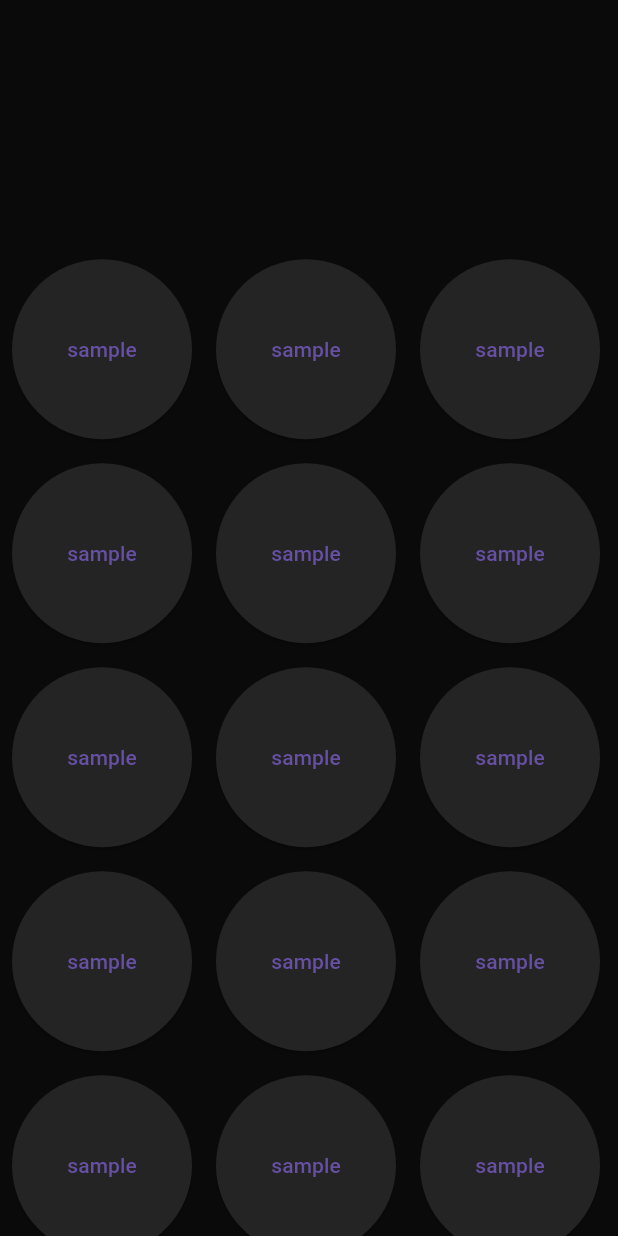
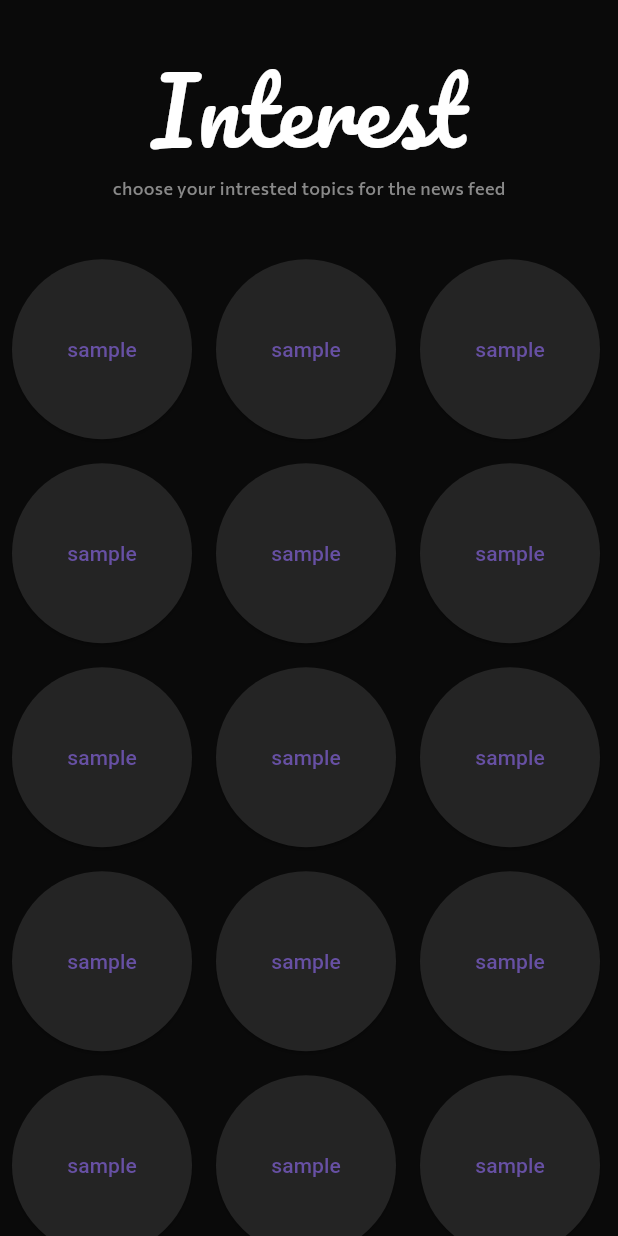
Before and after one commit to pugazhmukilan/Newsapp-flutter, a Flutter app: the Interest screen opened directly, on a phone screen of 412 x 824 dp. Run offline on Flutter 3.47's test engine with Material 3 defaults, Android fonts, the light colour scheme and no system bars; our stand-ins replace animated_text_kit, cloud_firestore, firebase_auth, firebase_core, shared_preferences; accounts and stored records are empty.

Commit message:
interest page

```diff
--- a/lib/interest.dart
+++ b/lib/interest.dart
@@ -19,6 +19,16 @@ class _InterestState extends State<Interest>{
             Expanded(
               flex:1,
               child: SizedBox(
+                child: Column(
+                  mainAxisAlignment: MainAxisAlignment.center,
+                  children:[ Center(child: Text("Interest",style:TextStyle(fontFamily: "Pacifico",
+                  fontSize: 60,
+                  color: Colors.white),)),
+
+                  Text("choose your intrested topics for the news feed",style:TextStyle(fontFamily:"Commissioner",
+                  fontSize: 12,
+                  color: Color.fromARGB(255, 137, 137, 137) )),
+           ] ),
                 height: 80,
               ),
             ),
```
